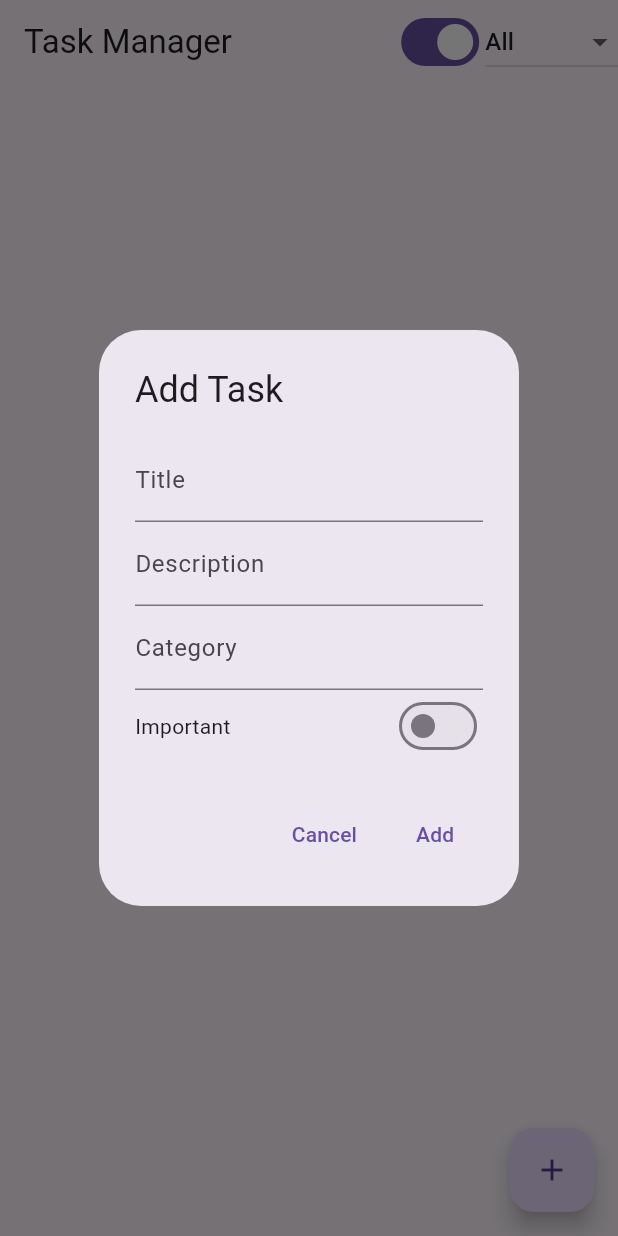
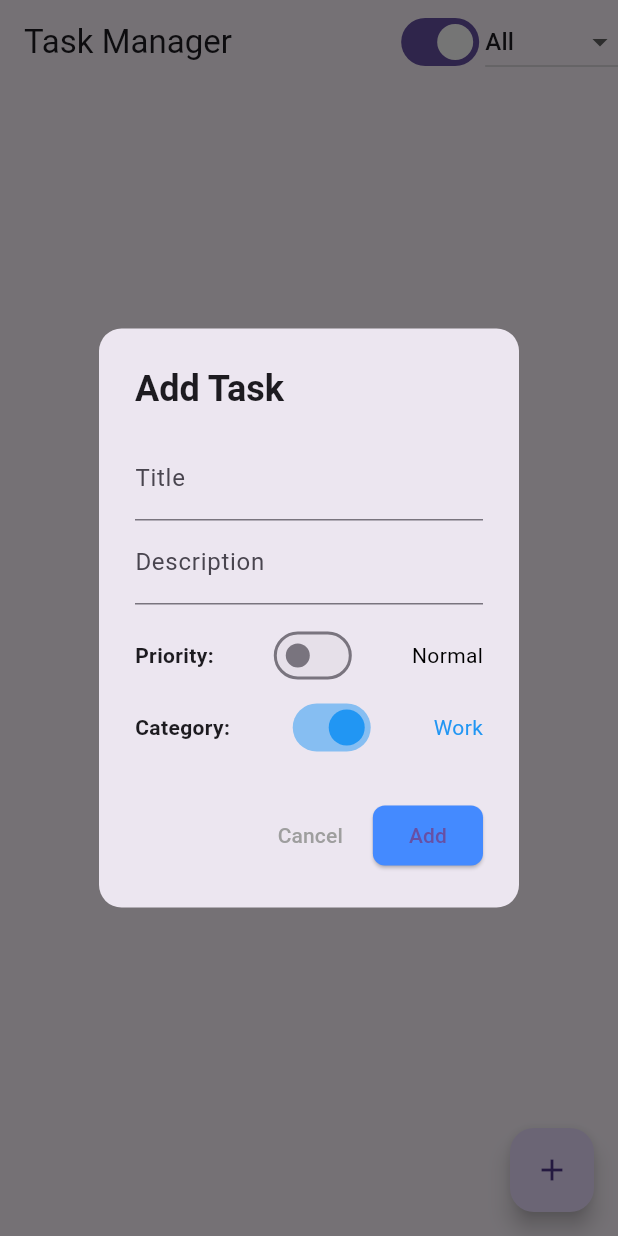
Before and after one commit to oleksandrsokolov7/weather_bloc_with_todo, a Flutter app: the screen it shows after launch, after a tap on the "add" icon, on a phone screen of 412 x 824 dp. Run offline on Flutter 3.47's test engine with Material 3 defaults, Android fonts, the phone set to English and light mode, and no system bars; our stand-ins replace flutter_bloc, shared_preferences.

Commit message:
modified:   lib/modules/tasks/task_list_page.dart

```diff
--- a/lib/modules/tasks/task_list_page.dart
+++ b/lib/modules/tasks/task_list_page.dart
@@ -160,15 +160,22 @@ class _TaskListPageState extends State<TaskListPage> {
   void _showAddTaskDialog(BuildContext context, TaskBloc taskBloc) {
     final titleController = TextEditingController();
     final descriptionController = TextEditingController();
-    final categoryController = TextEditingController();
+
     bool isImportant = false;
+    bool isWorkCategory = true; // Work (true) или Personal (false)
 
     showDialog(
       context: context,
       builder: (dialogContext) {
         return AlertDialog(
-          title: Text('Add Task'),
-          content: SingleChildScrollView(
+          shape:
+              RoundedRectangleBorder(borderRadius: BorderRadius.circular(15)),
+          title:
+              Text('Add Task', style: TextStyle(fontWeight: FontWeight.bold)),
+          content: StatefulBuilder(
+            // Используем StatefulBuilder для обновления UI
+            builder: (dialogContext, setState) {
+              return SingleChildScrollView(
                 child: Column(
                   mainAxisSize: MainAxisSize.min,
                   children: [
@@ -180,44 +187,79 @@ class _TaskListPageState extends State<TaskListPage> {
                       controller: descriptionController,
                       decoration: InputDecoration(labelText: 'Description'),
                     ),
-                TextField(
-                  controller: categoryController,
-                  decoration: InputDecoration(labelText: 'Category'),
-                ),
+                    SizedBox(height: 10),
+
+                    // Переключатель "Important / Normal"
                     Row(
                       mainAxisAlignment: MainAxisAlignment.spaceBetween,
                       children: [
-                    Text('Important'),
+                        Text('Priority:',
+                            style: TextStyle(fontWeight: FontWeight.bold)),
                         Switch(
                           value: isImportant,
+                          activeColor: Colors.red,
                           onChanged: (value) {
                             setState(() {
                               isImportant = value;
                             });
                           },
                         ),
+                        Text(isImportant ? 'Important' : 'Normal',
+                            style: TextStyle(
+                                color:
+                                    isImportant ? Colors.red : Colors.black)),
+                      ],
+                    ),
+
+                    // Переключатель "Work / Personal"
+                    Row(
+                      mainAxisAlignment: MainAxisAlignment.spaceBetween,
+                      children: [
+                        Text('Category:',
+                            style: TextStyle(fontWeight: FontWeight.bold)),
+                        Switch(
+                          value: isWorkCategory,
+                          activeColor: Colors.blue,
+                          onChanged: (value) {
+                            setState(() {
+                              isWorkCategory = value;
+                            });
+                          },
+                        ),
+                        Text(isWorkCategory ? 'Work' : 'Personal',
+                            style: TextStyle(
+                                color: isWorkCategory
+                                    ? Colors.blue
+                                    : Colors.green)),
                       ],
                     ),
                   ],
                 ),
+              );
+            },
           ),
           actions: [
             TextButton(
               onPressed: () => Navigator.pop(dialogContext),
-              child: Text('Cancel'),
+              child: Text('Cancel', style: TextStyle(color: Colors.grey)),
             ),
-            TextButton(
+            ElevatedButton(
               onPressed: () {
                 final newTask = Task(
                   title: titleController.text,
                   description: descriptionController.text,
-                  category: categoryController.text,
+                  category: isWorkCategory ? 'Work' : 'Personal',
                   priority: isImportant ? 'Important' : 'Normal',
                 );
                 taskBloc.add(AddTaskEvent(newTask));
                 Navigator.pop(dialogContext);
               },
               child: Text('Add'),
+              style: ElevatedButton.styleFrom(
+                backgroundColor: Colors.blueAccent,
+                shape: RoundedRectangleBorder(
+                    borderRadius: BorderRadius.circular(8)),
+              ),
             ),
           ],
         );
```
Lines whose indentation alone changed are shown as unchanged.
